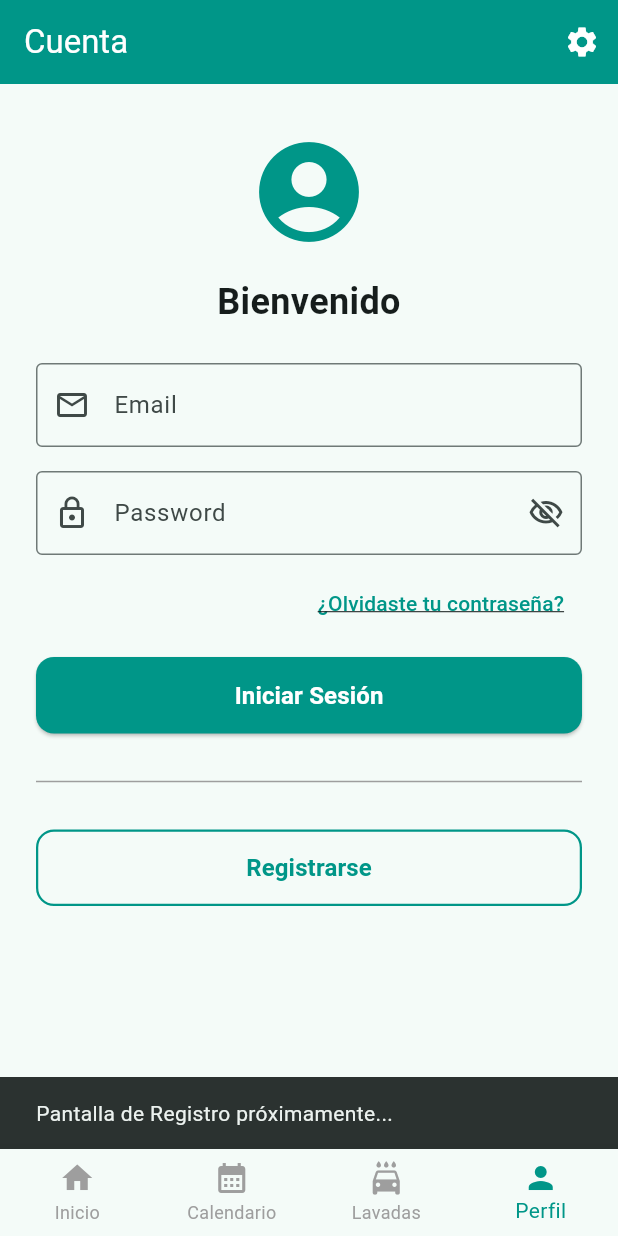
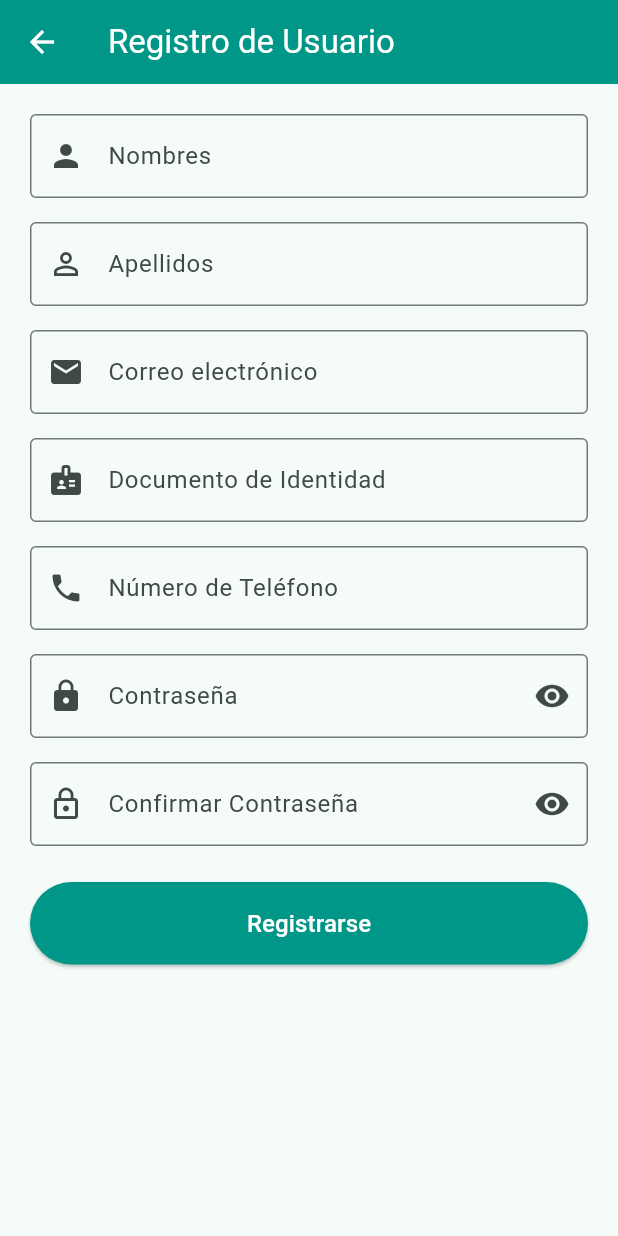
Before and after one commit to spavehicular01/spa-vehicular, a Flutter app: the screen it shows after launch, item 4 of the bottom bar chosen, after a tap on "Registrarse", on a phone screen of 412 x 824 dp. Run offline on Flutter 3.47's test engine with Material 3 defaults, Android fonts, the phone set to English and light mode, and no system bars.

Commit message:
actualizando los perfiles he inicios de sesion

```diff
--- a/frontend/lib/screens/login_screen.dart
+++ b/frontend/lib/screens/login_screen.dart
@@ -1,7 +1,13 @@
 import 'package:flutter/material.dart';
+import 'package:frontend/screens/register_screen.dart';
 
 class LoginScreen extends StatefulWidget {
-  const LoginScreen({super.key});
+  final Function(Map<String, String>) onLoginExitoso;
+
+  const LoginScreen({
+    super.key,
+    required this.onLoginExitoso,
+  });
 
   @override
   State<LoginScreen> createState() => _LoginScreenState();
@@ -9,6 +15,38 @@ class LoginScreen extends StatefulWidget {
 
 class _LoginScreenState extends State<LoginScreen> {
   bool _obscurePassword = true;
+
+  final _emailController = TextEditingController();
+  final _passwordController = TextEditingController();
+
+  Map<String, String>? _registeredUserData;
+
+  @override
+  void dispose() {
+    _emailController.dispose();
+    _passwordController.dispose();
+    super.dispose();
+  }
+
+  void _iniciarSesion() {
+    if (_emailController.text.isEmpty || _passwordController.text.isEmpty) {
+      ScaffoldMessenger.of(context).showSnackBar(
+        const SnackBar(
+          content: Text('Por favor ingresa correo y contraseña'),
+          backgroundColor: Colors.red,
+        ),
+      );
+      return;
+    }
+
+    // Notificamos al componente padre que se inició sesión
+    widget.onLoginExitoso({
+      'nombres': _registeredUserData?['nombres'] ?? 'Diego Beltrán',
+      'correo': _emailController.text,
+      'documento': _registeredUserData?['documento'] ?? '1077852343',
+      'telefono': _registeredUserData?['telefono'] ?? '3102581864',
+    });
+  }
 
   @override
   Widget build(BuildContext context) {
@@ -28,8 +66,10 @@ class _LoginScreenState extends State<LoginScreen> {
             const SizedBox(height: 24),
 
             // Campo Email
-            const TextField(
-              decoration: InputDecoration(
+            TextField(
+              controller: _emailController,
+              keyboardType: TextInputType.emailAddress,
+              decoration: const InputDecoration(
                 labelText: 'Email',
                 prefixIcon: Icon(Icons.email_outlined),
                 border: OutlineInputBorder(),
@@ -37,8 +77,9 @@ class _LoginScreenState extends State<LoginScreen> {
             ),
             const SizedBox(height: 16),
 
-            // Campo Password con icono de ocultar/mostrar
+            // Campo Password
             TextField(
+              controller: _passwordController,
               obscureText: _obscurePassword,
               decoration: InputDecoration(
                 labelText: 'Password',
@@ -60,7 +101,6 @@ class _LoginScreenState extends State<LoginScreen> {
             ),
             const SizedBox(height: 8),
 
-            // Enlace ¿Olvidaste tu contraseña? (Alineado a la derecha)
             Align(
               alignment: Alignment.centerRight,
               child: TextButton(
@@ -82,9 +122,9 @@ class _LoginScreenState extends State<LoginScreen> {
             ),
             const SizedBox(height: 12),
 
-            // Botón de Iniciar Sesión (Log In)
+            // Botón de Iniciar Sesión
             ElevatedButton(
-              onPressed: () {},
+              onPressed: _iniciarSesion,
               style: ElevatedButton.styleFrom(
                 backgroundColor: Colors.teal,
                 foregroundColor: Colors.white,
@@ -100,18 +140,25 @@ class _LoginScreenState extends State<LoginScreen> {
             ),
             const SizedBox(height: 24),
 
-            // Línea divisoria
             const Divider(thickness: 1, color: Colors.grey),
             const SizedBox(height: 24),
 
-            // Botón de Registro (Register)
+            // Botón de Registro
             OutlinedButton(
-              onPressed: () {
-                ScaffoldMessenger.of(context).showSnackBar(
-                  const SnackBar(
-                    content: Text('Pantalla de Registro próximamente...'),
+              onPressed: () async {
+                final result = await Navigator.push(
+                  context,
+                  MaterialPageRoute(
+                    builder: (context) => const RegisterScreen(),
                   ),
                 );
+
+                if (result != null && result is Map<String, String>) {
+                  setState(() {
+                    _registeredUserData = result;
+                    _emailController.text = result['correo'] ?? '';
+                  });
+                }
               },
               style: OutlinedButton.styleFrom(
                 foregroundColor: Colors.teal,
--- a/frontend/lib/screens/main_navigation_screen.dart
+++ b/frontend/lib/screens/main_navigation_screen.dart
@@ -3,6 +3,7 @@ import 'home_screen.dart';
 import 'calendar_screen.dart';
 import 'wash_management_screen.dart';
 import 'login_screen.dart';
+import 'profile_screen.dart';
 import 'settings_screen.dart';
 
 class MainNavigationScreen extends StatefulWidget {
@@ -15,15 +16,8 @@ class MainNavigationScreen extends StatefulWidget {
 class _MainNavigationScreenState extends State<MainNavigationScreen> {
   int _selectedIndex = 0;
 
-  // Estado simulado de usuario (Luego lo conectaremos a la BD)
-  final bool _isLoggedIn = false;
-
-  final List<Widget> _pages = const [
-    HomeScreen(),
-    CalendarScreen(),
-    WashManagementScreen(),
-    LoginScreen(),
-  ];
+  // Estado dinámico del usuario autenticado (Si es null, no ha iniciado sesión)
+  Map<String, String>? _usuarioAutenticado;
 
   final List<String> _titles = const [
     'Spa Vehicular',
@@ -31,6 +25,45 @@ class _MainNavigationScreenState extends State<MainNavigationScreen> {
     'Mis Lavadas',
     'Cuenta',
   ];
+
+  // Construye dinámicamente las páginas
+  Widget _getPage(int index) {
+    switch (index) {
+      case 0:
+        return const HomeScreen();
+      case 1:
+        return const CalendarScreen();
+      case 2:
+        return const WashManagementScreen();
+      case 3:
+        // Pestaña de Perfil / Cuenta
+        if (_usuarioAutenticado == null) {
+          // Muestra el Login si no está autenticado
+          return LoginScreen(
+            onLoginExitoso: (datos) {
+              setState(() {
+                _usuarioAutenticado = datos;
+              });
+            },
+          );
+        } else {
+          // Muestra el Perfil si ya inició sesión
+          return ProfileScreen(
+            nombreCompleto: _usuarioAutenticado!['nombres'] ?? 'Usuario',
+            correo: _usuarioAutenticado!['correo'] ?? '',
+            documento: _usuarioAutenticado!['documento'] ?? 'Sin datos',
+            telefono: _usuarioAutenticado!['telefono'] ?? 'Sin datos',
+            onCerrarSesion: () {
+              setState(() {
+                _usuarioAutenticado = null;
+              });
+            },
+          );
+        }
+      default:
+        return const HomeScreen();
+    }
+  }
 
   @override
   Widget build(BuildContext context) {
@@ -40,33 +73,41 @@ class _MainNavigationScreenState extends State<MainNavigationScreen> {
         backgroundColor: Colors.teal,
         foregroundColor: Colors.white,
         actions: [
-          // Icono/Foto de Perfil (Si está registrado)
-          if (_isLoggedIn)
+          // Icono / Avatar del Perfil (Solo si inició sesión)
+          if (_usuarioAutenticado != null)
             Padding(
               padding: const EdgeInsets.only(right: 8.0),
-              child: GestureDetector(
-                onTap: () {
-                  // Acción al hacer tap en perfil
-                },
-                child: const CircleAvatar(
-                  radius: 18,
-                  backgroundImage: NetworkImage('https://via.placeholder.com/150'),
+              child: CircleAvatar(
+                radius: 18,
+                backgroundColor: Colors.teal.shade200,
+                child: Text(
+                  _usuarioAutenticado!['nombres'] != null &&
+                          _usuarioAutenticado!['nombres']!.isNotEmpty
+                      ? _usuarioAutenticado!['nombres']![0].toUpperCase()
+                      : 'U',
+                  style: const TextStyle(
+                    color: Colors.teal,
+                    fontWeight: FontWeight.bold,
+                  ),
                 ),
               ),
             ),
+
           // Botón de Ajustes
           IconButton(
             icon: const Icon(Icons.settings),
             onPressed: () {
               Navigator.push(
                 context,
-                MaterialPageRoute(builder: (context) => const SettingsScreen()),
+                MaterialPageRoute(
+                  builder: (context) => const SettingsScreen(),
+                ),
               );
             },
           ),
         ],
       ),
-      body: _pages[_selectedIndex],
+      body: _getPage(_selectedIndex),
       bottomNavigationBar: BottomNavigationBar(
         currentIndex: _selectedIndex,
         onTap: (index) {
--- /dev/null
+++ b/frontend/lib/screens/register_screen.dart
@@ -0,0 +1,245 @@
+import 'package:flutter/material.dart';
+
+class RegisterScreen extends StatefulWidget {
+  const RegisterScreen({super.key});
+
+  @override
+  State<RegisterScreen> createState() => _RegisterScreenState();
+}
+
+class _RegisterScreenState extends State<RegisterScreen> {
+  final _formKey = GlobalKey<FormState>();
+
+  final _nombresController = TextEditingController();
+  final _apellidosController = TextEditingController();
+  final _correoController = TextEditingController();
+  final _documentoController = TextEditingController();
+  final _telefonoController = TextEditingController();
+  final _passwordController = TextEditingController();
+  final _confirmPasswordController = TextEditingController();
+
+  bool _obscurePassword = true;
+  bool _obscureConfirmPassword = true;
+
+  // Base de datos simulada en memoria para validar duplicados
+  static final List<String> _documentosRegistrados = ['123456789', '1010203040'];
+
+  @override
+  void dispose() {
+    _nombresController.dispose();
+    _apellidosController.dispose();
+    _correoController.dispose();
+    _documentoController.dispose();
+    _telefonoController.dispose();
+    _passwordController.dispose();
+    _confirmPasswordController.dispose();
+    super.dispose();
+  }
+
+  void _procesarRegistro() {
+    if (_formKey.currentState!.validate()) {
+      final doc = _documentoController.text.trim();
+
+      // Validar si el número de documento ya existe
+      if (_documentosRegistrados.contains(doc)) {
+        ScaffoldMessenger.of(context).showSnackBar(
+          const SnackBar(
+            content: Text('⚠️ El número de documento ya se encuentra registrado.'),
+            backgroundColor: Colors.red,
+          ),
+        );
+        return;
+      }
+
+      // Registrar documento para evitar futuros duplicados
+      _documentosRegistrados.add(doc);
+
+      // Simulación de correo enviado "Bienvenido al SPA VEHICULAR"
+      _mostrarDialogoConfirmacionCorreo();
+    }
+  }
+
+  void _mostrarDialogoConfirmacionCorreo() {
+    showDialog(
+      context: context,
+      barrierDismissible: false,
+      builder: (ctx) => AlertDialog(
+        title: const Text('📧 Correo de Verificación'),
+        content: Column(
+          mainAxisSize: MainAxisSize.min,
+          crossAxisAlignment: CrossAxisAlignment.start,
+          children: [
+            Text(
+              'Hemos enviado un correo a:\n${_correoController.text}',
+              style: const TextStyle(fontWeight: FontWeight.bold),
+            ),
+            const SizedBox(height: 12),
+            Container(
+              padding: const EdgeInsets.all(12),
+              decoration: BoxDecoration(
+                color: Colors.teal.shade50,
+                borderRadius: BorderRadius.circular(8),
+              ),
+              child: const Text(
+                ' Asunto: Bienvenido al SPA VEHICULAR\n\n'
+                'Gracias por unirte. Presiona el botón a continuación para verificar tu cuenta e iniciar sesión.',
+                style: TextStyle(fontSize: 13, color: Colors.teal),
+              ),
+            ),
+          ],
+        ),
+        actions: [
+          ElevatedButton(
+            style: ElevatedButton.styleFrom(backgroundColor: Colors.teal),
+            onPressed: () {
+              Navigator.pop(ctx); // Cierra modal
+              Navigator.pop(context, {
+                'nombres': '${_nombresController.text} ${_apellidosController.text}',
+                'correo': _correoController.text,
+                'documento': _documentoController.text,
+                'telefono': _telefonoController.text,
+              }); // Retorna datos de usuario al Login/App
+            },
+            child: const Text('Confirmar Cuenta', style: TextStyle(color: Colors.white)),
+          ),
+        ],
+      ),
+    );
+  }
+
+  @override
+  Widget build(BuildContext context) {
+    return Scaffold(
+      appBar: AppBar(
+        title: const Text('Registro de Usuario'),
+        backgroundColor: Colors.teal,
+        foregroundColor: Colors.white,
+      ),
+      body: SingleChildScrollView(
+        padding: const EdgeInsets.all(20.0),
+        child: Form(
+          key: _formKey,
+          child: Column(
+            crossAxisAlignment: CrossAxisAlignment.stretch,
+            children: [
+              // Nombres
+              TextFormField(
+                controller: _nombresController,
+                decoration: const InputDecoration(
+                  labelText: 'Nombres',
+                  prefixIcon: Icon(Icons.person),
+                  border: OutlineInputBorder(),
+                ),
+                validator: (val) => val == null || val.isEmpty ? 'Ingresa tus nombres' : null,
+              ),
+              const SizedBox(height: 16),
+
+              // Apellidos
+              TextFormField(
+                controller: _apellidosController,
+                decoration: const InputDecoration(
+                  labelText: 'Apellidos',
+                  prefixIcon: Icon(Icons.person_outline),
+                  border: OutlineInputBorder(),
+                ),
+                validator: (val) => val == null || val.isEmpty ? 'Ingresa tus apellidos' : null,
+              ),
+              const SizedBox(height: 16),
+
+              // Correo
+              TextFormField(
+                controller: _correoController,
+                keyboardType: TextInputType.emailAddress,
+                decoration: const InputDecoration(
+                  labelText: 'Correo electrónico',
+                  prefixIcon: Icon(Icons.email),
+                  border: OutlineInputBorder(),
+                ),
+                validator: (val) {
+                  if (val == null || !val.contains('@')) return 'Ingresa un correo válido';
+                  return null;
+                },
+              ),
+              const SizedBox(height: 16),
+
+              // Documento de Identidad
+              TextFormField(
+                controller: _documentoController,
+                keyboardType: TextInputType.number,
+                decoration: const InputDecoration(
+                  labelText: 'Documento de Identidad',
+                  prefixIcon: Icon(Icons.badge),
+                  border: OutlineInputBorder(),
+                ),
+                validator: (val) => val == null || val.isEmpty ? 'Ingresa tu documento' : null,
+              ),
+              const SizedBox(height: 16),
+
+              // Teléfono
+              TextFormField(
+                controller: _telefonoController,
+                keyboardType: TextInputType.phone,
+                decoration: const InputDecoration(
+                  labelText: 'Número de Teléfono',
+                  prefixIcon: Icon(Icons.phone),
+                  border: OutlineInputBorder(),
+                ),
+                validator: (val) => val == null || val.length < 7 ? 'Ingresa un teléfono válido' : null,
+              ),
+              const SizedBox(height: 16),
+
+              // Contraseña
+              TextFormField(
+                controller: _passwordController,
+                obscureText: _obscurePassword,
+                decoration: InputDecoration(
+                  labelText: 'Contraseña',
+                  prefixIcon: const Icon(Icons.lock),
+                  border: const OutlineInputBorder(),
+                  suffixIcon: IconButton(
+                    icon: Icon(_obscurePassword ? Icons.visibility : Icons.visibility_off),
+                    onPressed: () => setState(() => _obscurePassword = !_obscurePassword),
+                  ),
+                ),
+                validator: (val) => val == null || val.length < 6 ? 'Mínimo 6 caracteres' : null,
+              ),
+              const SizedBox(height: 16),
+
+              // Confirmar Contraseña
+              TextFormField(
+                controller: _confirmPasswordController,
+                obscureText: _obscureConfirmPassword,
+                decoration: InputDecoration(
+                  labelText: 'Confirmar Contraseña',
+                  prefixIcon: const Icon(Icons.lock_outline),
+                  border: const OutlineInputBorder(),
+                  suffixIcon: IconButton(
+                    icon: Icon(_obscureConfirmPassword ? Icons.visibility : Icons.visibility_off),
+                    onPressed: () => setState(() => _obscureConfirmPassword = !_obscureConfirmPassword),
+                  ),
+                ),
+                validator: (val) {
+                  if (val != _passwordController.text) {
+                    return 'Las contraseñas no coinciden';
+                  }
+                  return null;
+                },
+              ),
+              const SizedBox(height: 24),
+
+              ElevatedButton(
+                onPressed: _procesarRegistro,
+                style: ElevatedButton.styleFrom(
+                  backgroundColor: Colors.teal,
+                  foregroundColor: Colors.white,
+                  padding: const EdgeInsets.symmetric(vertical: 16),
+                ),
+                child: const Text('Registrarse', style: TextStyle(fontSize: 16)),
+              ),
+            ],
+          ),
+        ),
+      ),
+    );
+  }
+}
--- a/frontend/lib/services/wash_service.dart
+++ b/frontend/lib/services/wash_service.dart
@@ -20,4 +20,6 @@ class WashApiService {
       throw Exception('Error al cargar servicios (Código: ${response.statusCode})');
     }
   }
+
+  static Future<void> crearLavado({required String nombre, required String descripcion, required double precio, required String image}) async {}
 }
--- a/frontend/pubspec.yaml
+++ b/frontend/pubspec.yaml
@@ -33,6 +33,7 @@ dependencies:
   flutter_localizations:
     sdk: flutter
   intl: 0.20.2
+  url_launcher: ^6.3.0
 
 
   # The following adds the Cupertino Icons font to your application.
```
Also changed, not shown: frontend/lib/screens/booking_screen.dart (+13 -6 lines), frontend/lib/screens/profile_screen.dart (added, +247 -0 lines), frontend/pubspec.lock, 6 other files.
